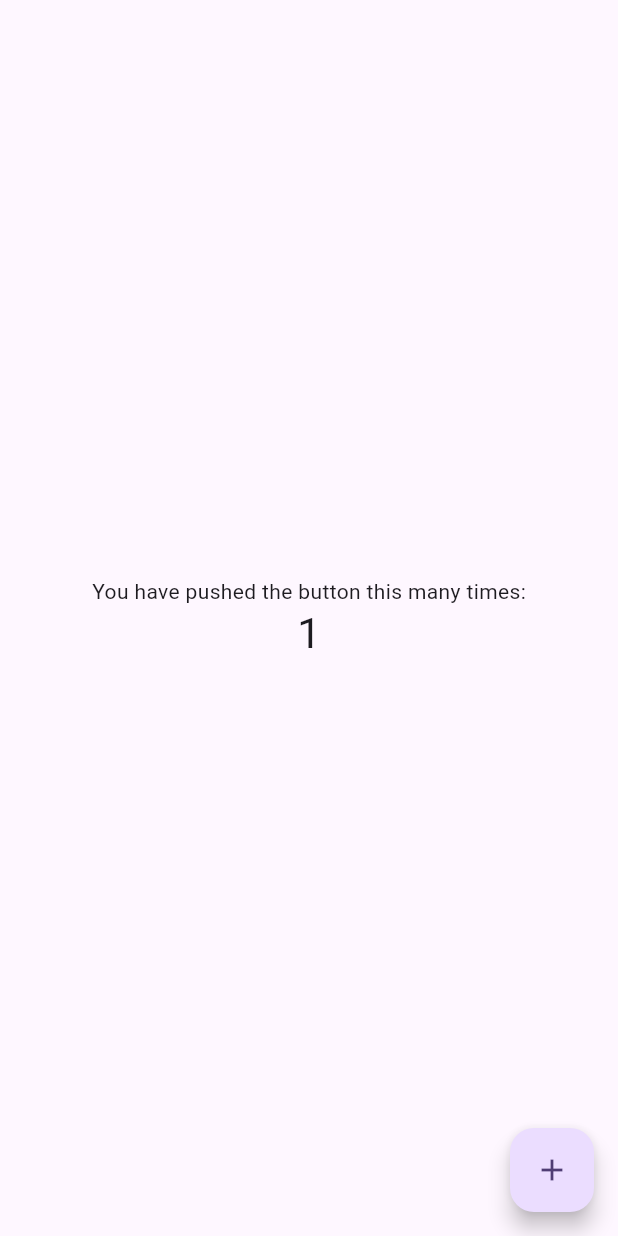
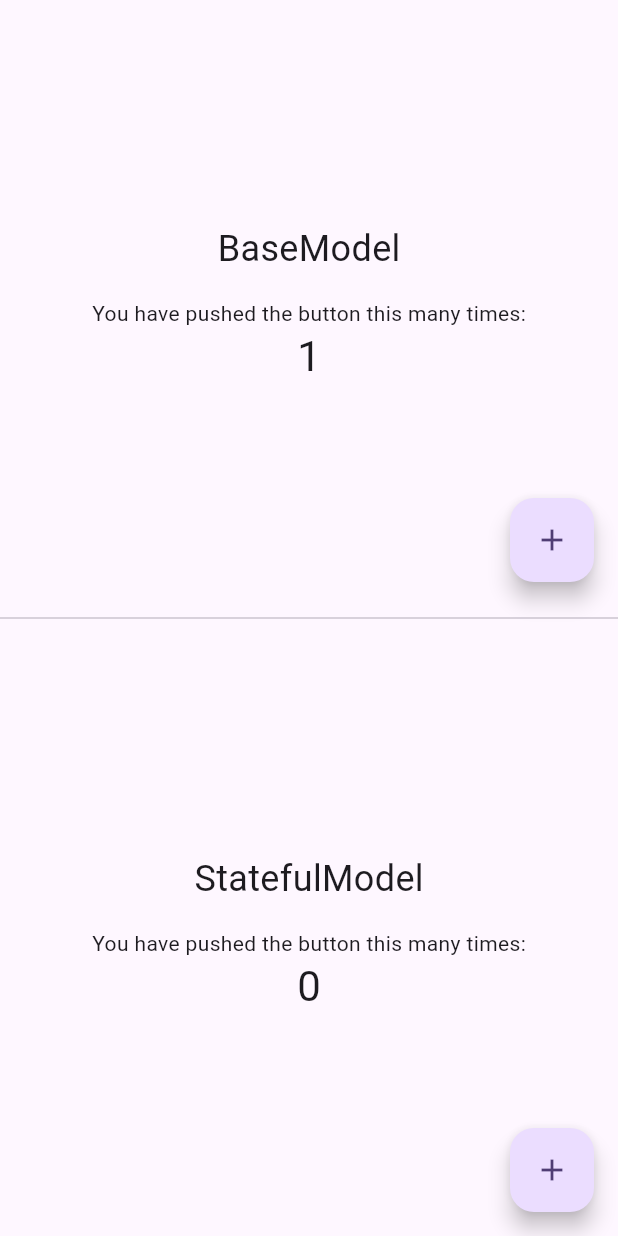
Before and after one commit to OnixFlutterTeam/onix-flutter-mvvm, a Flutter app: the screen it shows after launch, after a tap on the "add" icon, on a phone screen of 412 x 824 dp. Run offline on Flutter 3.47's test engine with Material 3 defaults, Android fonts, the phone set to English and light mode, and no system bars; missing offline and left inert: onix_flutter_core_models.

Commit message:
feat: added stateless viewModel class

```diff
--- /dev/null
+++ b/example/lib/base_model_widget.dart
@@ -0,0 +1,66 @@
+import 'package:flutter/material.dart';
+import 'package:onix_flutter_mvvm/onix_flutter_mvvm.dart';
+
+class BaseModelWidget extends StatefulWidget {
+  const BaseModelWidget({super.key});
+
+  @override
+  State<BaseModelWidget> createState() => _BaseModelWidgetState();
+}
+
+class _BaseModelWidgetState
+    extends ViewModelWidget<BaseModelWidget, BaseMainViewModel> {
+  @override
+  BaseMainViewModel createVm() => BaseMainViewModel();
+
+  @override
+  Widget build(BuildContext context) {
+    return Scaffold(
+      body: Center(
+        child: Column(
+          mainAxisAlignment: MainAxisAlignment.center,
+          children: <Widget>[
+            const Text('BaseModel', style: TextStyle(fontSize: 24)),
+            const SizedBox(height: 16),
+            const Text(
+              'You have pushed the button this many times:',
+            ),
+            vmBuilder<BaseMainViewModel>(builder: (context, vm) {
+              return Text(
+                '${vm.counter}',
+                style: Theme.of(context).textTheme.headlineMedium,
+              );
+            }),
+          ],
+        ),
+      ),
+      floatingActionButton: FloatingActionButton(
+        onPressed: viewModel.increment,
+        tooltip: 'Increment',
+        child: const Icon(Icons.add),
+      ), // This trailing comma makes auto-formatting nicer for build methods.
+    );
+  }
+
+  @override
+  void onError(Exception error) {
+    // TODO: process error
+  }
+}
+
+class BaseMainModel {
+  int counter;
+
+  BaseMainModel({this.counter = 0});
+}
+
+class BaseMainViewModel extends ViewModel {
+  final BaseMainModel model = BaseMainModel();
+
+  int get counter => model.counter;
+
+  void increment() {
+    model.counter++;
+    notifyListeners();
+  }
+}
--- a/example/lib/main.dart
+++ b/example/lib/main.dart
@@ -1,5 +1,6 @@
+import 'package:example/base_model_widget.dart';
+import 'package:example/stateful_model_widget.dart';
 import 'package:flutter/material.dart';
-import 'package:onix_flutter_mvvm/onix_flutter_mvvm.dart';
 
 void main() {
   runApp(const MyApp());
@@ -28,63 +29,20 @@ class MyHomePage extends StatefulWidget {
   State<MyHomePage> createState() => _MyHomePageState();
 }
 
-class _MyHomePageState extends ViewModelWidget<MyHomePage, MainViewModel> {
-  @override
-  MainViewModel createVm() => MainViewModel();
-
+class _MyHomePageState extends State<MyHomePage> {
   @override
   Widget build(BuildContext context) {
-    return Scaffold(
+    return const Scaffold(
       body: Center(
         child: Column(
           mainAxisAlignment: MainAxisAlignment.center,
           children: <Widget>[
-            const Text(
-              'You have pushed the button this many times:',
-            ),
-            vmBuilder<MainViewModel>(builder: (context, vm) {
-              return Text(
-                '${vm.data.counter}',
-                style: Theme.of(context).textTheme.headlineMedium,
-              );
-            }),
+            Expanded(child: BaseModelWidget()),
+            Divider(),
+            Expanded(child: StatefulModelWidget()),
           ],
         ),
       ),
-      floatingActionButton: FloatingActionButton(
-        onPressed: viewModel.increment,
-        tooltip: 'Increment',
-        child: const Icon(Icons.add),
-      ), // This trailing comma makes auto-formatting nicer for build methods.
     );
   }
-
-  @override
-  void onError(Exception error) {
-    // TODO: process error
-  }
-
 }
-
-class MainModel {
-  MainModel({int counter = 0}) : _counter = counter;
-
-  final int _counter;
-
-  int get counter => _counter;
-
-  MainModel copyWith({
-    int? counter,
-  }) =>
-      MainModel(counter: counter ?? _counter);
-}
-
-class MainViewModel extends ViewModel<MainModel> {
-  MainViewModel() : super(MainModel());
-
-  void increment() {
-    final newValue = data.counter + 1;
-    setData(data.copyWith(counter: newValue));
-    notifyListeners();
-  }
-}
--- /dev/null
+++ b/example/lib/stateful_model_widget.dart
@@ -0,0 +1,68 @@
+import 'package:flutter/material.dart';
+import 'package:onix_flutter_mvvm/onix_flutter_mvvm.dart';
+
+class StatefulModelWidget extends StatefulWidget {
+  const StatefulModelWidget({super.key});
+
+  @override
+  State<StatefulModelWidget> createState() => _StatefulModelWidgetState();
+}
+
+class _StatefulModelWidgetState
+    extends ViewModelWidget<StatefulModelWidget, StatefulMainViewModel> {
+  @override
+  StatefulMainViewModel createVm() => StatefulMainViewModel();
+
+  @override
+  Widget build(BuildContext context) {
+    return Scaffold(
+      body: Center(
+        child: Column(
+          mainAxisAlignment: MainAxisAlignment.center,
+          children: <Widget>[
+            const Text('StatefulModel', style: TextStyle(fontSize: 24)),
+            const SizedBox(height: 16),
+            const Text(
+              'You have pushed the button this many times:',
+            ),
+            vmBuilder<StatefulMainViewModel>(builder: (context, vm) {
+              return Text(
+                '${vm.data.counter}',
+                style: Theme.of(context).textTheme.headlineMedium,
+              );
+            }),
+          ],
+        ),
+      ),
+      floatingActionButton: FloatingActionButton(
+        onPressed: viewModel.increment,
+        tooltip: 'Increment',
+        child: const Icon(Icons.add),
+      ), // This trailing comma makes auto-formatting nicer for build methods.
+    );
+  }
+
+  @override
+  void onError(Exception error) {
+    // TODO: process error
+  }
+}
+
+class StatefulMainModel {
+  final int counter;
+
+  StatefulMainModel({this.counter = 0});
+
+  StatefulMainModel copyWith({int? counter}) =>
+      StatefulMainModel(counter: counter ?? this.counter);
+}
+
+class StatefulMainViewModel extends ViewModelStateful<StatefulMainModel> {
+  StatefulMainViewModel() : super(StatefulMainModel());
+
+  void increment() {
+    final newValue = data.counter + 1;
+    setData(data.copyWith(counter: newValue));
+    notifyListeners();
+  }
+}
--- a/lib/onix_flutter_mvvm.dart
+++ b/lib/onix_flutter_mvvm.dart
@@ -2,5 +2,6 @@ library onix_flutter_mvvm;
 
 export 'src/command/command.dart';
 export 'src/view_model/base_view_model.dart' show BaseViewModel;
+export 'src/view_model/view_model_stateful.dart' show ViewModelStateful;
 export 'src/view_model/view_model.dart' show ViewModel;
 export 'src/view_model/view_model_widget.dart';
--- a/lib/src/view_model/view_model.dart
+++ b/lib/src/view_model/view_model.dart
@@ -1,17 +1,3 @@
-import 'package:flutter/foundation.dart';
-import 'package:onix_flutter_mvvm/src/view_model/base_view_model.dart';
+import 'package:onix_flutter_mvvm/onix_flutter_mvvm.dart';
 
-abstract class ViewModel<T> extends BaseViewModel {
-  ViewModel(T defaultModel) {
-    _data = defaultModel;
-  }
-
-  late T _data;
-
-  T get data => _data;
-
-  @protected
-  void setData(T data) {
-    _data = data;
-  }
-}
+class ViewModel extends BaseViewModel {}
--- /dev/null
+++ b/lib/src/view_model/view_model_stateful.dart
@@ -0,0 +1,17 @@
+import 'package:flutter/foundation.dart';
+import 'package:onix_flutter_mvvm/src/view_model/base_view_model.dart';
+
+abstract class ViewModelStateful<T> extends BaseViewModel {
+  ViewModelStateful(T defaultModel) {
+    _data = defaultModel;
+  }
+
+  late T _data;
+
+  T get data => _data;
+
+  @protected
+  void setData(T data) {
+    _data = data;
+  }
+}
```
Also changed, not shown: lib/src/view_model/view_model_widget.dart (+3 -5 lines), example/pubspec.lock.
